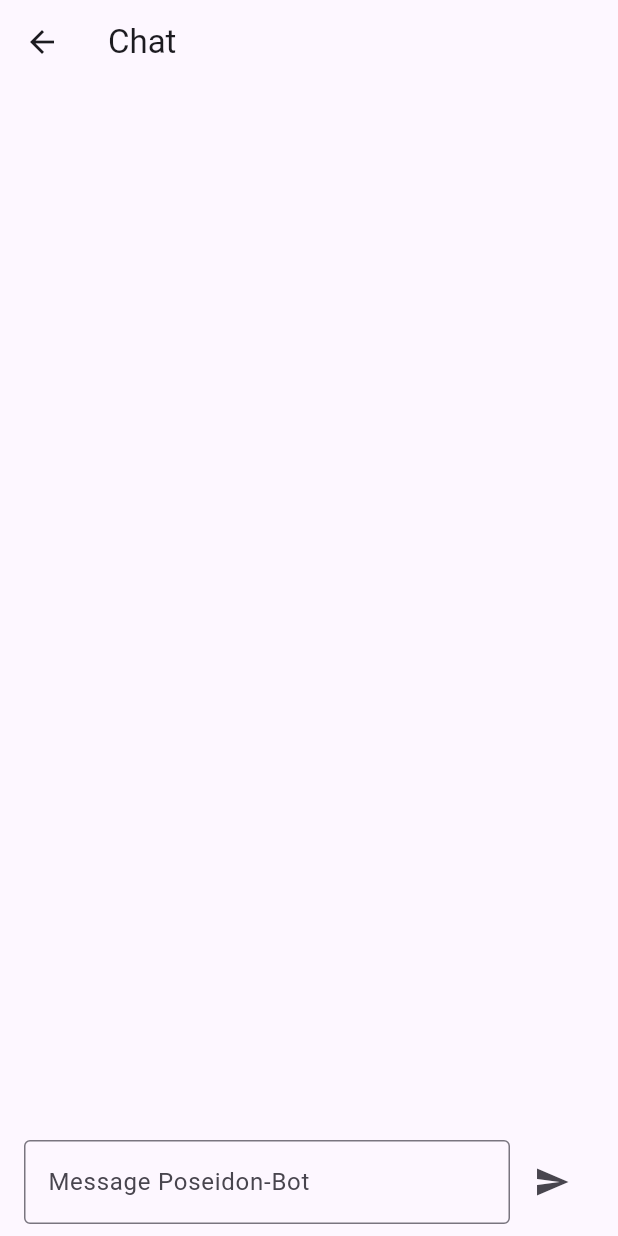
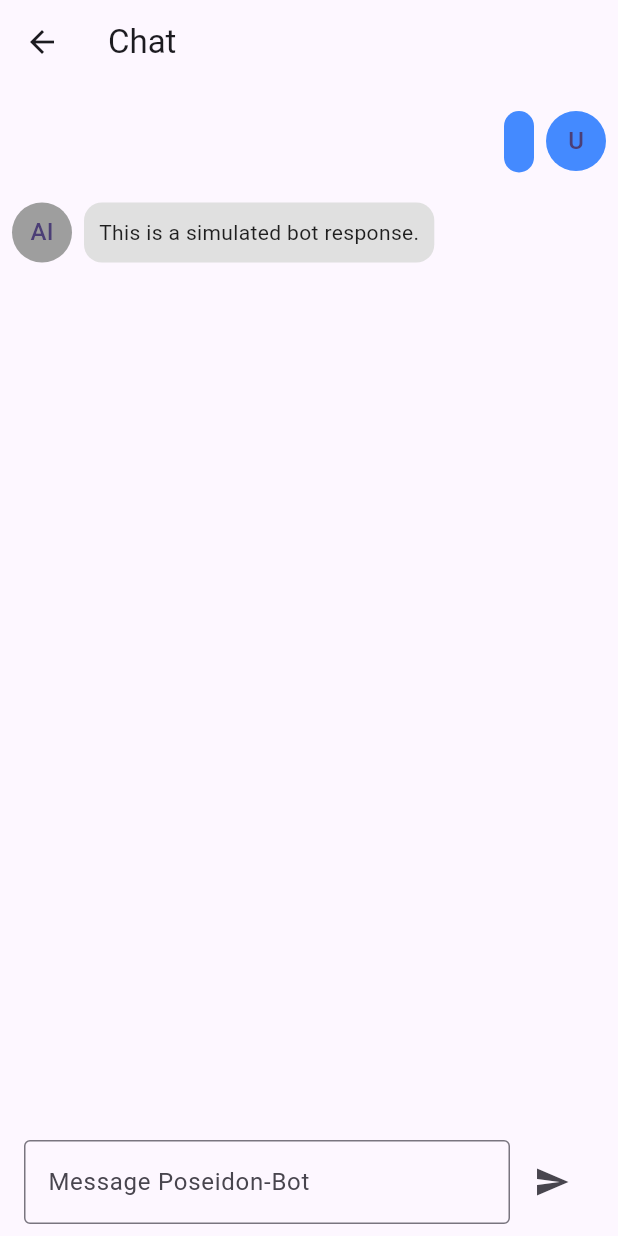
Before and after one commit to hicsail/poseidon-bot, a Flutter app: the ChatPage screen opened by its route, after a tap on the "send" icon, on a phone screen of 412 x 824 dp. Run offline on Flutter 3.47's test engine with Material 3 defaults, Android fonts, the light colour scheme and no system bars.

Commit message:
Implemented code from feature/q_frontend

```diff
--- a/frontend/app/lib/chatpage.dart
+++ b/frontend/app/lib/chatpage.dart
@@ -5,18 +5,32 @@ class ChatPage extends StatefulWidget {
   const ChatPage({super.key});
 
   @override
-  _ChatPageState createState() => _ChatPageState();
+  ChatPageState createState() => ChatPageState();
 }
 
-class _ChatPageState extends State<ChatPage> {
-  final List<String> _messages = []; // List to store chat messages
+class ChatPageState extends State<ChatPage> {
+  final List<ChatMessage> messages = []; // List to store chat messages
+  final ScrollController scrollController = ScrollController();
 
   void handleSubmitted(String text) {
     setState(() {
-      _messages.add(text);
+      messages.add(ChatMessage(text: text, isUser: true));
+      messages.add(ChatMessage(text: "This is a simulated bot response.", isUser: false));
     });
+    scrollToBottom();
     print(text);
   }
+
+void scrollToBottom() {
+  WidgetsBinding.instance.addPostFrameCallback((_) {
+    if (scrollController.hasClients) {
+      scrollController.animateTo(scrollController.position.maxScrollExtent,
+        duration: const Duration (milliseconds: 300),
+        curve: Curves.easeInOut,
+        );
+    }
+  });
+}
 
   @override
   Widget build(BuildContext context) {
@@ -28,11 +42,11 @@ class _ChatPageState extends State<ChatPage> {
         children: <Widget>[
           Expanded(
             child: ListView.builder(
-              itemCount: _messages.length,
+              controller: scrollController,
+              padding: const EdgeInsets.all(8.0),
+              itemCount: messages.length,
               itemBuilder: (context, index) {
-                return ListTile(
-                  title: Text(_messages[index]),
-                );
+                return ChatMessageWidget(message: messages[index]);
               },
             ),
           ),
@@ -45,3 +59,56 @@ class _ChatPageState extends State<ChatPage> {
     );
   }
 }
+
+class ChatMessage {
+  final String text;
+  final bool isUser;
+
+  ChatMessage({required this.text, required this.isUser});
+}
+
+class ChatMessageWidget extends StatelessWidget {
+  final ChatMessage message;
+
+  const ChatMessageWidget({required this.message});
+
+  @override
+  Widget build(BuildContext context) {
+    return Container(
+      margin: const EdgeInsets.symmetric(vertical: 10.0),
+      child: Row(
+        crossAxisAlignment: CrossAxisAlignment.start,
+        mainAxisAlignment:
+            message.isUser ? MainAxisAlignment.end : MainAxisAlignment.start,
+        children: <Widget>[
+          if (!message.isUser)
+            const CircleAvatar(
+              child: Text('AI'),
+              backgroundColor: Colors.grey,
+            ),
+          if (!message.isUser) const SizedBox(width: 8.0),
+          Container(
+            padding: const EdgeInsets.all(10.0),
+            constraints: BoxConstraints(maxWidth: MediaQuery.of(context).size.width * 0.75),
+            decoration: BoxDecoration(
+              color: message.isUser ? Colors.blueAccent : Colors.grey[300],
+              borderRadius: BorderRadius.circular(12.0),
+            ),
+            child: Text(
+              message.text,
+              style: TextStyle(
+                color: message.isUser ? Colors.white : Colors.black87,
+              ),
+            ),
+          ),
+          if (message.isUser) const SizedBox(width: 8.0),
+          if (message.isUser)
+            const CircleAvatar(
+              child: Text('U'),
+              backgroundColor: Colors.blueAccent,
+            ),
+        ],
+      ),
+    );
+  }
+}
```
